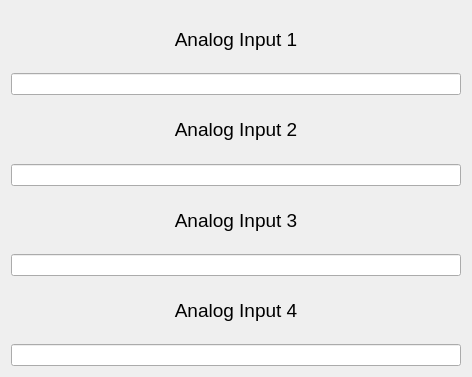
Qt form myInterface/EPSInterface.ui (semissatto2/Interface_files) before a commit.
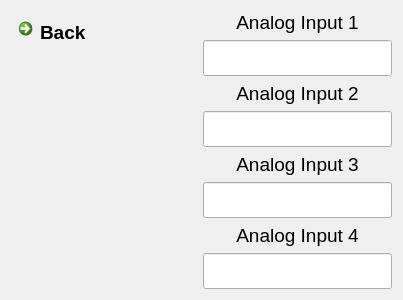
The same form after that commit. Icons and pictures are not drawn.

Patch:
```diff
--- a/myInterface/EPSInterface.ui
+++ b/myInterface/EPSInterface.ui
@@ -6,15 +6,73 @@
    <rect>
     <x>0</x>
     <y>0</y>
-    <width>472</width>
-    <height>377</height>
+    <width>403</width>
+    <height>238</height>
    </rect>
   </property>
   <property name="windowTitle">
    <string>EPS Interface</string>
   </property>
+  <layout class="QVBoxLayout" name="verticalLayout_3">
+   <item>
+    <layout class="QHBoxLayout" name="horizontalLayout_2">
+     <item>
   <layout class="QVBoxLayout" name="verticalLayout_2">
    <item>
+        <layout class="QHBoxLayout" name="horizontalLayout">
+         <item>
+          <widget class="QCommandLinkButton" name="LinkButtonBackEPS">
+           <property name="font">
+            <font>
+             <pointsize>14</pointsize>
+            </font>
+           </property>
+           <property name="text">
+            <string>Back</string>
+           </property>
+           <property name="icon">
+            <iconset resource="resources.qrc">
+             <normaloff>:/images/green-back-button-icon-65921.png</normaloff>:/images/green-back-button-icon-65921.png</iconset>
+           </property>
+           <property name="iconSize">
+            <size>
+             <width>30</width>
+             <height>30</height>
+            </size>
+           </property>
+          </widget>
+         </item>
+         <item>
+          <spacer name="horizontalSpacer">
+           <property name="orientation">
+            <enum>Qt::Horizontal</enum>
+           </property>
+           <property name="sizeHint" stdset="0">
+            <size>
+             <width>40</width>
+             <height>20</height>
+            </size>
+           </property>
+          </spacer>
+         </item>
+        </layout>
+       </item>
+       <item>
+        <spacer name="verticalSpacer">
+         <property name="orientation">
+          <enum>Qt::Vertical</enum>
+         </property>
+         <property name="sizeHint" stdset="0">
+          <size>
+           <width>20</width>
+           <height>40</height>
+          </size>
+         </property>
+        </spacer>
+       </item>
+      </layout>
+     </item>
+     <item>
     <layout class="QVBoxLayout" name="verticalLayout">
      <item>
       <widget class="QLabel" name="labelAI1">
@@ -32,7 +90,16 @@
       </widget>
      </item>
      <item>
-      <widget class="QLineEdit" name="lineEditAI1"/>
+        <widget class="QLineEdit" name="lineEditAI1">
+         <property name="font">
+          <font>
+           <pointsize>18</pointsize>
+          </font>
+         </property>
+         <property name="alignment">
+          <set>Qt::AlignCenter</set>
+         </property>
+        </widget>
      </item>
      <item>
       <widget class="QLabel" name="labelAI2">
@@ -50,7 +117,16 @@
       </widget>
      </item>
      <item>
-      <widget class="QLineEdit" name="lineEditAI2"/>
+        <widget class="QLineEdit" name="lineEditAI2">
+         <property name="font">
+          <font>
+           <pointsize>18</pointsize>
+          </font>
+         </property>
+         <property name="alignment">
+          <set>Qt::AlignCenter</set>
+         </property>
+        </widget>
      </item>
      <item>
       <widget class="QLabel" name="labelAI3">
@@ -68,7 +144,16 @@
       </widget>
      </item>
      <item>
-      <widget class="QLineEdit" name="lineEditAI3"/>
+        <widget class="QLineEdit" name="lineEditAI3">
+         <property name="font">
+          <font>
+           <pointsize>18</pointsize>
+          </font>
+         </property>
+         <property name="alignment">
+          <set>Qt::AlignCenter</set>
+         </property>
+        </widget>
      </item>
      <item>
       <widget class="QLabel" name="labelAI4">
@@ -86,11 +171,22 @@
       </widget>
      </item>
      <item>
-      <widget class="QLineEdit" name="lineEditAI4"/>
+        <widget class="QLineEdit" name="lineEditAI4">
+         <property name="font">
+          <font>
+           <pointsize>18</pointsize>
+          </font>
+         </property>
+         <property name="alignment">
+          <set>Qt::AlignCenter</set>
+         </property>
+        </widget>
      </item>
     </layout>
    </item>
   </layout>
+   </item>
+  </layout>
  </widget>
  <resources/>
  <connections/>
```
Left out of the diff: 4 changed lines with no effect on the pictures. Lines whose indentation alone changed are shown as unchanged.
